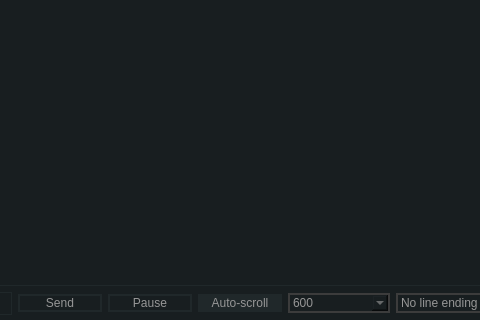
Old version of the form src/serialmonitor.ui in the repository aporto/mariamole; both pictures show x 388 to 868 and y 399 to 719 of the 1038 by 719 pixel window.
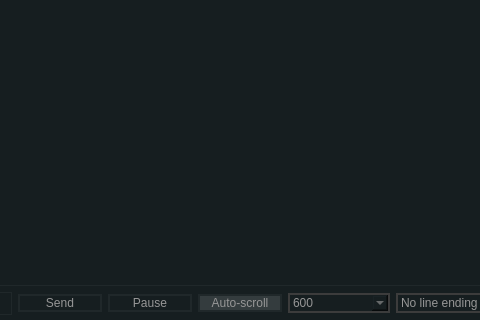
New version of the form.

The edit to the form file:
```diff
--- a/src/serialmonitor.ui
+++ b/src/serialmonitor.ui
@@ -16,7 +16,7 @@
   <property name="styleSheet">
    <string notr="true">QWidget {
 	color:rgb(150,150,150);
-	background-color: rgb(24, 30, 32);
+	background-color: rgb(22, 30, 32);
 	bl: rgb(14, 22, 24);
 	selection-background-color: rgb(50, 150, 50);
 	selection-color: rgb(0,0,0);
@@ -37,7 +37,7 @@
  }
 
 QPushButton:checked {
-     background-color: rgb(32, 40, 42);     
+     background-color: rgb(52, 60, 62);     
  }
 
 QComboBox {
```
